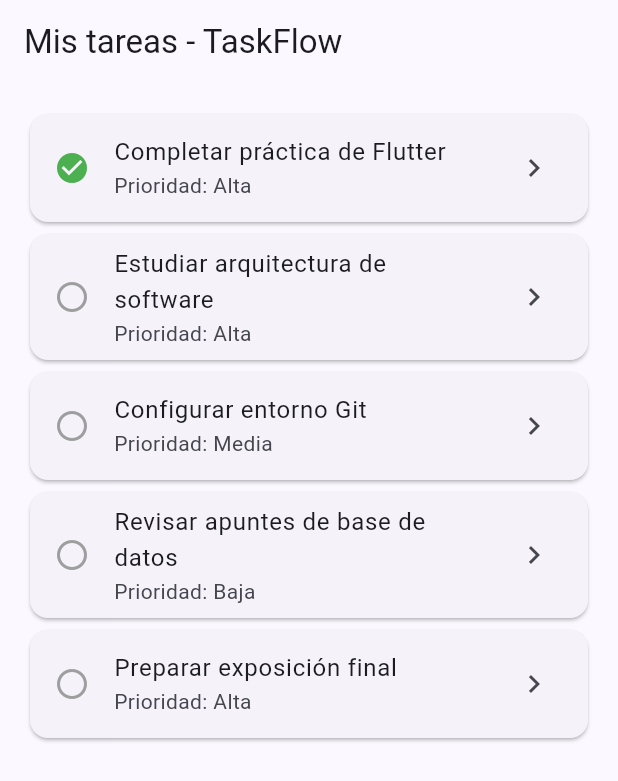
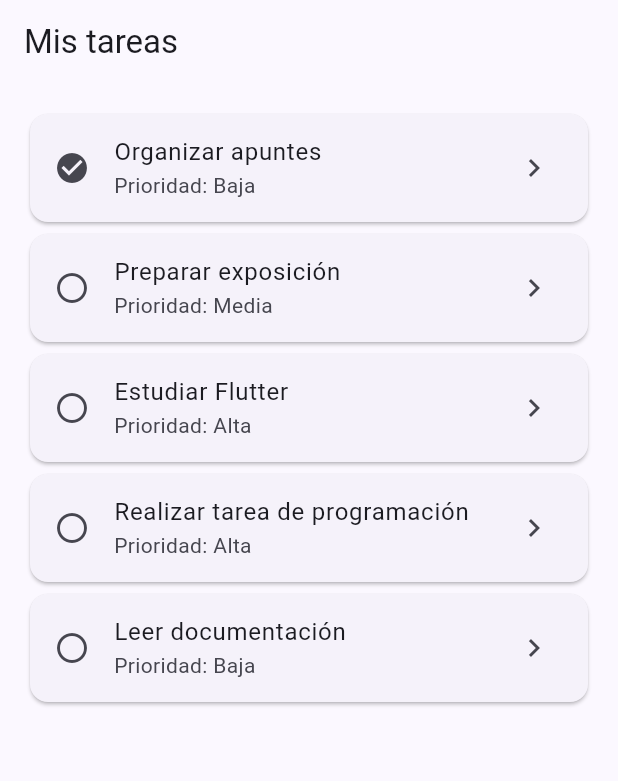
Before and after one commit to Fabrisanta/taskflow, a Flutter app: the screen it shows after launch, on a phone screen of 412 x 824 dp. Shown: the top 781 px of the screen. Run offline on Flutter 3.47's test engine with Material 3 defaults, Android fonts, the phone set to English and light mode, and no system bars; our stand-ins replace go_router.

Commit message:
feat: completar sesion 6 de arquitectura MVVM y provider

```diff
--- /dev/null
+++ b/lib/app/taskflow_app.dart
@@ -0,0 +1,36 @@
+import 'package:flutter/material.dart';
+import 'package:go_router/go_router.dart';
+
+import '../core/app_theme.dart';
+import '../features/tasks/presentation/task_detail_screen.dart';
+import '../features/tasks/presentation/task_list_screen.dart';
+
+final GoRouter appRouter = GoRouter(
+  routes: [
+    GoRoute(
+      path: '/',
+      builder: (context, state) => const TaskListScreen(),
+    ),
+    GoRoute(
+      path: '/task/:id',
+      builder: (context, state) {
+        final id = int.tryParse(state.pathParameters['id'] ?? '');
+        return TaskDetailScreen(taskId: id);
+      },
+    ),
+  ],
+);
+
+class TaskFlowApp extends StatelessWidget {
+  const TaskFlowApp({super.key});
+
+  @override
+  Widget build(BuildContext context) {
+    return MaterialApp.router(
+      debugShowCheckedModeBanner: false,
+      title: 'TaskFlow',
+      theme: appTheme,
+      routerConfig: appRouter,
+    );
+  }
+}
--- /dev/null
+++ b/lib/core/app_theme.dart
@@ -0,0 +1,5 @@
+import 'package:flutter/material.dart';
+
+final ThemeData appTheme = ThemeData(
+  colorScheme: ColorScheme.fromSeed(seedColor: Colors.indigo),
+);
--- /dev/null
+++ b/lib/features/tasks/data/task_repository.dart
@@ -0,0 +1,6 @@
+import '../domain/task.dart';
+
+abstract class TaskRepository {
+  List<Task> getTasks();
+  void save(Task task);
+}
--- /dev/null
+++ b/lib/features/tasks/presentation/task_list_screen.dart
@@ -0,0 +1,38 @@
+import 'package:flutter/material.dart';
+import 'package:go_router/go_router.dart';
+import 'package:provider/provider.dart';
+
+import 'tasks_view_model.dart';
+
+class TaskListScreen extends StatelessWidget {
+  const TaskListScreen({super.key});
+
+  @override
+  Widget build(BuildContext context) {
+    final tasks = context.watch<TasksViewModel>().tasks;
+
+    return Scaffold(
+      appBar: AppBar(title: const Text('Mis tareas')),
+      body: ListView.builder(
+        padding: const EdgeInsets.all(16),
+        itemCount: tasks.length,
+        itemBuilder: (context, index) {
+          final task = tasks[index];
+          return Card(
+            child: ListTile(
+              leading: Icon(
+                task.isCompleted
+                    ? Icons.check_circle
+                    : Icons.radio_button_unchecked,
+              ),
+              title: Text(task.title),
+              subtitle: Text('Prioridad: ${task.priority}'),
+              trailing: const Icon(Icons.chevron_right),
+              onTap: () => context.push('/task/${task.id}'),
+            ),
+          );
+        },
+      ),
+    );
+  }
+}
--- /dev/null
+++ b/lib/features/tasks/presentation/tasks_view_model.dart
@@ -0,0 +1,34 @@
+import 'package:flutter/foundation.dart';
+
+import '../data/task_repository.dart';
+import '../domain/task.dart';
+
+class TasksViewModel extends ChangeNotifier {
+  TasksViewModel(TaskRepository repository)
+      : _repository = repository,
+        _tasks = repository.getTasks();
+
+  final TaskRepository _repository;
+  List<Task> _tasks;
+
+  List<Task> get tasks => List.unmodifiable(_tasks);
+
+  Task? findTask(int? id) {
+    if (id == null) return null;
+    for (final task in _tasks) {
+      if (task.id == id) return task;
+    }
+    return null;
+  }
+
+  void toggleCompleted(int id) {
+    final current = findTask(id);
+    if (current == null) return;
+
+    _repository.save(
+      current.copyWith(isCompleted: !current.isCompleted),
+    );
+    _tasks = _repository.getTasks();
+    notifyListeners();
+  }
+}
--- a/lib/main.dart
+++ b/lib/main.dart
@@ -1,163 +1,18 @@
 import 'package:flutter/material.dart';
-import 'package:go_router/go_router.dart';
+import 'package:provider/provider.dart';
 
-import 'task.dart';
+import 'app/taskflow_app.dart';
+import 'features/tasks/data/local_task_repository.dart';
+import 'features/tasks/data/task_repository.dart';
+import 'features/tasks/presentation/tasks_view_model.dart';
 
 void main() {
-  runApp(const TaskFlowApp());
+  final TaskRepository repository = LocalTaskRepository();
+
+  runApp(
+    ChangeNotifierProvider<TasksViewModel>(
+      create: (_) => TasksViewModel(repository),
+      child: const TaskFlowApp(),
+    ),
+  );
 }
-
-// 5 tareas propias con IDs únicos y userId asignado
-const demoTasks = <Task>[
-  Task(
-    id: 1,
-    title: 'Completar práctica de Flutter',
-    description: 'Implementar el modelo de datos y rutas en TaskFlow',
-    priority: 'Alta',
-    isCompleted: true,
-    userId: 1,
-  ),
-  Task(
-    id: 2,
-    title: 'Estudiar arquitectura de software',
-    description: 'Repasar principios de diseño modular y patrones',
-    priority: 'Alta',
-    isCompleted: false,
-    userId: 1,
-  ),
-  Task(
-    id: 3,
-    title: 'Configurar entorno Git',
-    description: 'Subir los cambios recientes al repositorio remoto',
-    priority: 'Media',
-    isCompleted: false,
-    userId: 1,
-  ),
-  Task(
-    id: 4,
-    title: 'Revisar apuntes de base de datos',
-    description: 'Verificar consultas y relaciones en las tablas',
-    priority: 'Baja',
-    isCompleted: false,
-    userId: 1,
-  ),
-  Task(
-    id: 5,
-    title: 'Preparar exposición final',
-    description: 'Organizar diapositivas y el flujo de la presentación',
-    priority: 'Alta',
-    isCompleted: false,
-    userId: 1,
-  ),
-];
-
-Task? findTask(int? id) {
-  for (final task in demoTasks) {
-    if (task.id == id) return task;
-  }
-  return null;
-}
-
-final appRouter = GoRouter(
-  routes: [
-    GoRoute(path: '/', builder: (context, state) => const TaskListScreen()),
-    GoRoute(
-      path: '/task/:id',
-      builder: (context, state) {
-        final id = int.tryParse(state.pathParameters['id'] ?? '');
-        return TaskDetailScreen(task: findTask(id));
-      },
-    ),
-  ],
-);
-
-class TaskFlowApp extends StatelessWidget {
-  const TaskFlowApp({super.key});
-
-  @override
-  Widget build(BuildContext context) {
-    return MaterialApp.router(
-      debugShowCheckedModeBanner: false,
-      title: 'TaskFlow',
-      theme: ThemeData(
-        colorScheme: ColorScheme.fromSeed(seedColor: Colors.indigo),
-      ),
-      routerConfig: appRouter,
-    );
-  }
-}
-
-class TaskListScreen extends StatelessWidget {
-  const TaskListScreen({super.key});
-
-  @override
-  Widget build(BuildContext context) {
-    return Scaffold(
-      appBar: AppBar(title: const Text('Mis tareas - TaskFlow')),
-      body: ListView.builder(
-        padding: const EdgeInsets.all(16),
-        itemCount: demoTasks.length,
-        itemBuilder: (context, index) {
-          final task = demoTasks[index];
-          return Card(
-            child: ListTile(
-              leading: Icon(
-                task.isCompleted
-                    ? Icons.check_circle
-                    : Icons.radio_button_unchecked,
-                color: task.isCompleted ? Colors.green : Colors.grey,
-              ),
-              title: Text(task.title),
-              subtitle: Text('Prioridad: ${task.priority}'),
-              trailing: const Icon(Icons.chevron_right),
-              onTap: () => context.push('/task/${task.id}'),
-            ),
-          );
-        },
-      ),
-    );
-  }
-}
-
-class TaskDetailScreen extends StatelessWidget {
-  const TaskDetailScreen({super.key, required this.task});
-
-  final Task? task;
-
-  @override
-  Widget build(BuildContext context) {
-    final selected = task;
-    return Scaffold(
-      appBar: AppBar(title: const Text('Detalle de tarea')),
-      body: Padding(
-        padding: const EdgeInsets.all(24),
-        child: selected == null
-            ? const Text('No se encontró esta tarea.')
-            : Column(
-                crossAxisAlignment: CrossAxisAlignment.start,
-                children: [
-                  Text(
-                    selected.title,
-                    style: Theme.of(context).textTheme.headlineSmall,
-                  ),
-                  const SizedBox(height: 16),
-                  Text(
-                    selected.description,
-                    style: Theme.of(context).textTheme.bodyLarge,
-                  ),
-                  const SizedBox(height: 24),
-                  Text('Prioridad: ${selected.priority}'),
-                  const SizedBox(height: 8),
-                  Text(
-                    selected.isCompleted
-                        ? 'Estado: completada'
-                        : 'Estado: pendiente',
-                  ),
-                  const SizedBox(height: 8),
-                  Text('Usuario ID: ${selected.userId}'),
-                ],
-              ),
-      ),
-    );
-  }
-}
--- a/pubspec.yaml
+++ b/pubspec.yaml
@@ -35,6 +35,7 @@ dependencies:
   # Use with the CupertinoIcons class for iOS style icons.
   cupertino_icons: ^1.0.8
   go_router: ^18.1.2
+  provider: ^6.1.5+1
 
 dev_dependencies:
   flutter_test:
```
Also changed, not shown: lib/features/tasks/data/local_task_repository.dart (added, +57 -0 lines), lib/features/tasks/domain/task.dart (renamed from lib/task.dart, +11 -0 lines), lib/features/tasks/presentation/task_detail_screen.dart (added, +51 -0 lines), pubspec.lock, 1 other file.
